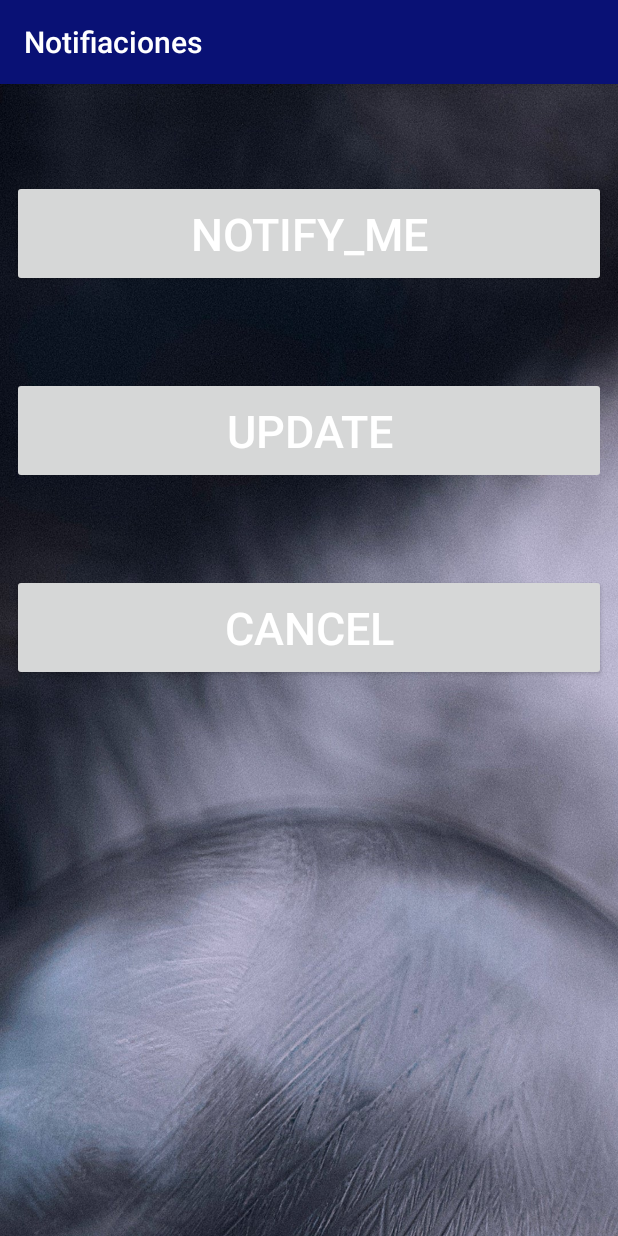
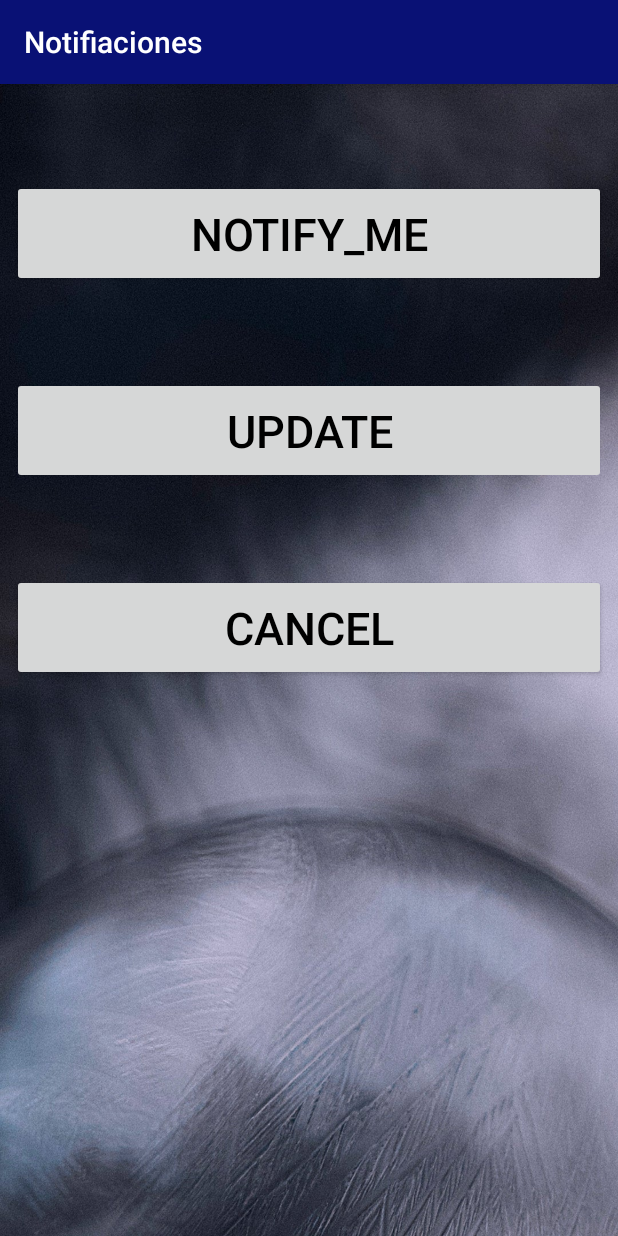
Before and after one commit to LDVera/alarma-3-botones, an Android app: the screen it shows after launch (MainActivity), on a phone screen of 412 x 824 dp. Run offline under Robolectric (Android 15) with nearby library versions, the light colour scheme and no system bars.

Commit message:
cambios menores

```diff
--- a/app/src/main/res/layout/activity_main.xml
+++ b/app/src/main/res/layout/activity_main.xml
@@ -10,8 +10,7 @@
     <Button
         android:id="@+id/notify"
         android:text="NOTIFY_ME"
-
-        android:textColor="#FFFFFF"
+        android:textColor="#000"
         android:textSize="30sp"
         android:padding="15dp"
         android:layout_width="match_parent"
@@ -28,8 +27,7 @@
     <Button
         android:id="@+id/update"
         android:text="UPDATE"
-
-        android:textColor="#FFFFFF"
+        android:textColor="#000"
         android:textSize="30sp"
         android:padding="15dp"
         android:layout_width="match_parent"
@@ -46,8 +44,7 @@
     <Button
         android:id="@+id/cancel"
         android:text="CANCEL"
-
-        android:textColor="#FFFFFF"
+        android:textColor="#000"
         android:textSize="30sp"
         android:padding="15dp"
         android:layout_width="match_parent"
```
